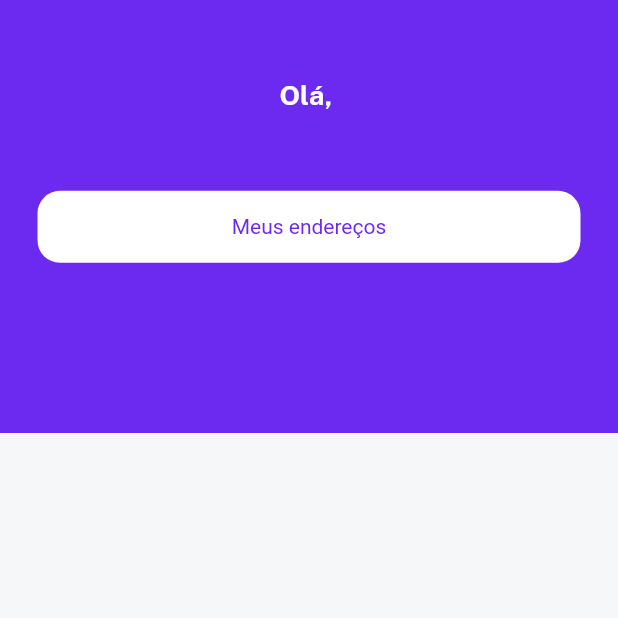
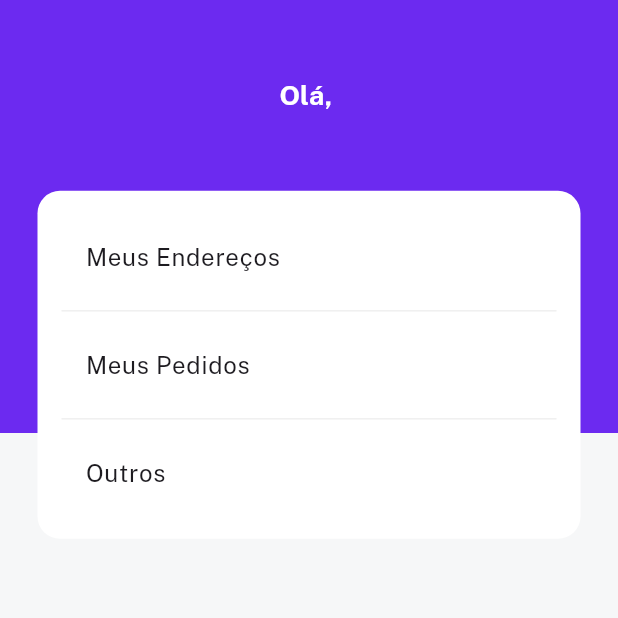
Before and after one commit to joaopaulopmedeiros/qualquercoisavinteconto-mobile, a Flutter app: the AccountScreen screen opened directly, on a phone screen of 412 x 824 dp, the top half of it. Run offline on Flutter 3.47's test engine with Material 3 defaults, Android fonts, the phone set to English and light mode, and no system bars; our stand-ins replace velocity_x; accounts and stored records are empty.

Commit message:
style: account page

```diff
--- a/lib/screens/account_screen.dart
+++ b/lib/screens/account_screen.dart
@@ -13,6 +13,7 @@ class AccountScreen extends StatelessWidget {
 
   @override
   Widget build(BuildContext context) {
+    const profileButtonsList = ["Meus Endereços", "Meus Pedidos", "Outros"];
     final provider = Provider.of<AuthProvider>(context, listen: false);
     return backgroundWidget(
         child: Scaffold(
@@ -21,23 +22,26 @@ class AccountScreen extends StatelessWidget {
           children: [
             (context.screenHeight * 0.05).heightBox,
             10.heightBox,
-            "Olá, ${provider.getCurrentUser()?.name}".text.fontFamily(bold).white.size(18).make(),
+            "Olá, ${provider.getCurrentUser()?.name}"
+                .text
+                .fontFamily(bold)
+                .white
+                .size(18)
+                .make(),
             50.heightBox,
             Column(
               children: [
-                RichText(
-                    text: TextSpan(children: [
-                  TextSpan(
-                    text: "Meus endereços",
-                    style: const TextStyle(
-                      color: primaryColor,
-                    ),
-                    recognizer: TapGestureRecognizer()
-                      ..onTap = () {
-                        Navigator.pushNamed(context, homeRoute);
-                      },
-                  ),
-                ])),
+                ListView.separated(
+                    shrinkWrap: true,
+                    separatorBuilder: (context, index) {
+                      return const Divider(color: lightGrey);
+                    },
+                    itemCount: profileButtonsList.length,
+                    itemBuilder: (BuildContext context, int index) {
+                      return ListTile(
+                        title: profileButtonsList[index].text.make(),
+                      );
+                    }).box.white.rounded.make()
               ],
             )
                 .box
```
